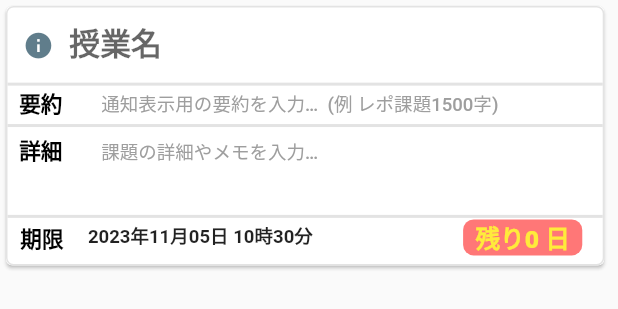
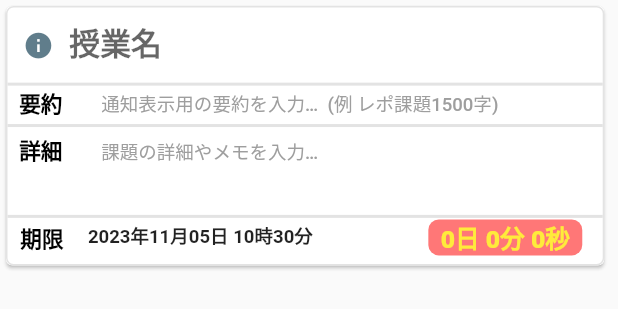
Before and after one commit to aozora-asu/wasedule, a Flutter app: the DataCard widget shown alone on an empty page, opened directly with empty values, on a phone screen of 412 x 824 dp. Shown: the top 309 px of the screen. Run offline on Flutter 3.47's test engine with Material 2 defaults, Android fonts, the phone set to English and light mode, and no system bars; our stand-ins replace sqflite, table_calendar; accounts and stored records are empty; network calls fail.

Commit message:
カウントダウンシステム実装の下準備

```diff
--- a/lib/frontend/screens/components/template/data_card.dart
+++ b/lib/frontend/screens/components/template/data_card.dart
@@ -381,15 +381,9 @@ String _userInput2 = '';
                                   ),
                                   Row(
                                     children: <Widget>[
-                                      SizedBox(
-                                        width: SizeConfig.blockSizeHorizontal! *
-                                            20,
-                                        height:
-                                            SizeConfig.blockSizeHorizontal! * 5,
-                                      ),
                                       Container(
                                         width: SizeConfig.blockSizeHorizontal! *
-                                            22,
+                                            42,
                                         height:
                                             SizeConfig.blockSizeHorizontal! *
                                                 6.5,
@@ -447,6 +441,18 @@ String _userInput2 = '';
     );
   }
 
+
+
+  String getRemainingTime(DateTime dtEnd) {
+    Duration remainingTime = widget.dtEnd.difference(DateTime.now());
+
+    int days = remainingTime.inDays;
+    int minutes = (remainingTime.inMinutes % 60);
+    int seconds = (remainingTime.inSeconds % 60);
+
+    return '  $days日 $minutes分 $seconds秒  ';
+  }
+
   DaysLeft() {
     if (widget.dtEnd.isBefore(DateTime.now()) == false) {
       Duration difference = widget.dtEnd.difference(DateTime.now()); // 日付の差を求める
@@ -460,14 +466,22 @@ String _userInput2 = '';
           ),
         ); // 日数の差を出力
       } else {
-        return Text(
-          ("  残り${difference.inDays} 日  "),
-          style: TextStyle(
+        return Text(getRemainingTime(widget.dtEnd),
+            style: TextStyle(
             fontSize: SizeConfig.blockSizeHorizontal! * 4,
             fontWeight: FontWeight.w900,
             color: Colors.yellow,
-          ),
-        ); // 日数の差を出力
+         ),
+        );
+
+        // return Text(
+        //   ("  残り${difference.inDays} 日  "),
+        //   style: TextStyle(
+        //     fontSize: SizeConfig.blockSizeHorizontal! * 4,
+        //     fontWeight: FontWeight.w900,
+        //     color: Colors.yellow,
+        //   ),
+        // ); // 日数の差を出力
       }
     } else {
       return Text(
@@ -541,6 +555,9 @@ String _userInput2 = '';
     }
   }
 
+
+
+
   @override
   void dispose() {
     _controller1.dispose();
```
Also changed, not shown: 1 other file.
